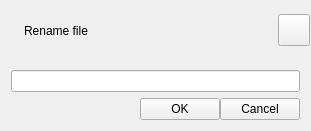
Before: the Qt Designer form gui/overlays/renameoverlay.ui in do-i/thumbgrid, drawn with Qt 5.
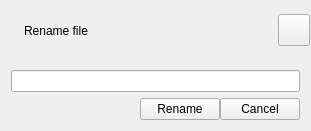
After: the same form once the commit is applied. Icons and pictures are not drawn.

Commit message: [DirectoryPresenter] hook up rename #76

What changed in the file:
```diff
--- a/gui/overlays/renameoverlay.ui
+++ b/gui/overlays/renameoverlay.ui
@@ -183,7 +183,7 @@
           <string>ButtonSetLeft</string>
          </property>
          <property name="text">
-          <string>OK</string>
+          <string>Rename</string>
          </property>
         </widget>
        </item>
```
The commit also changes 8 other files.
